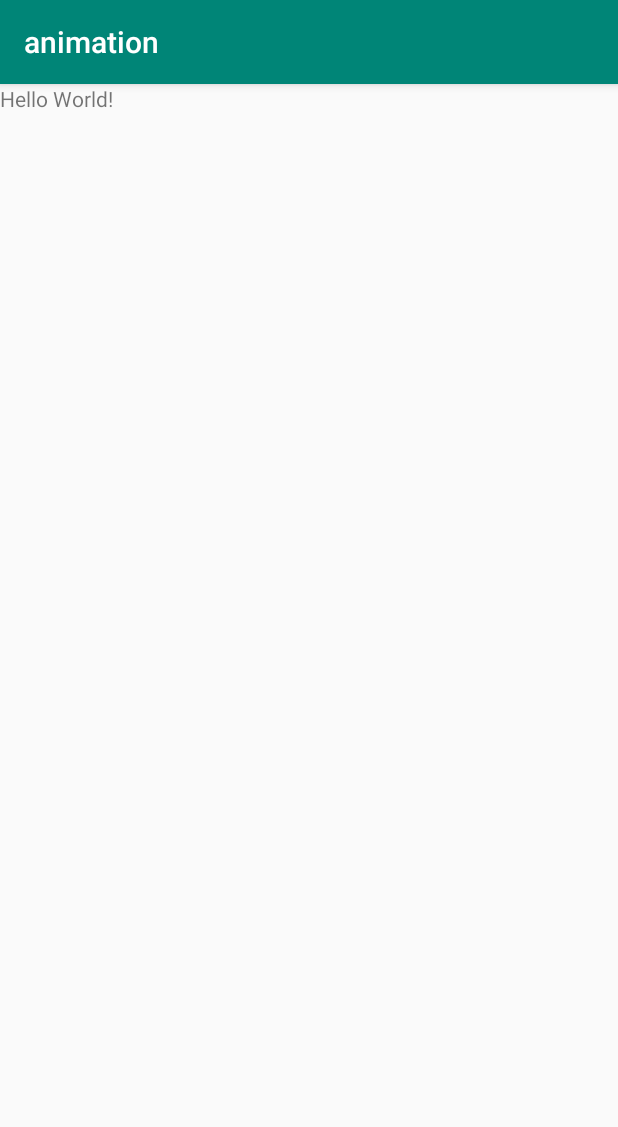
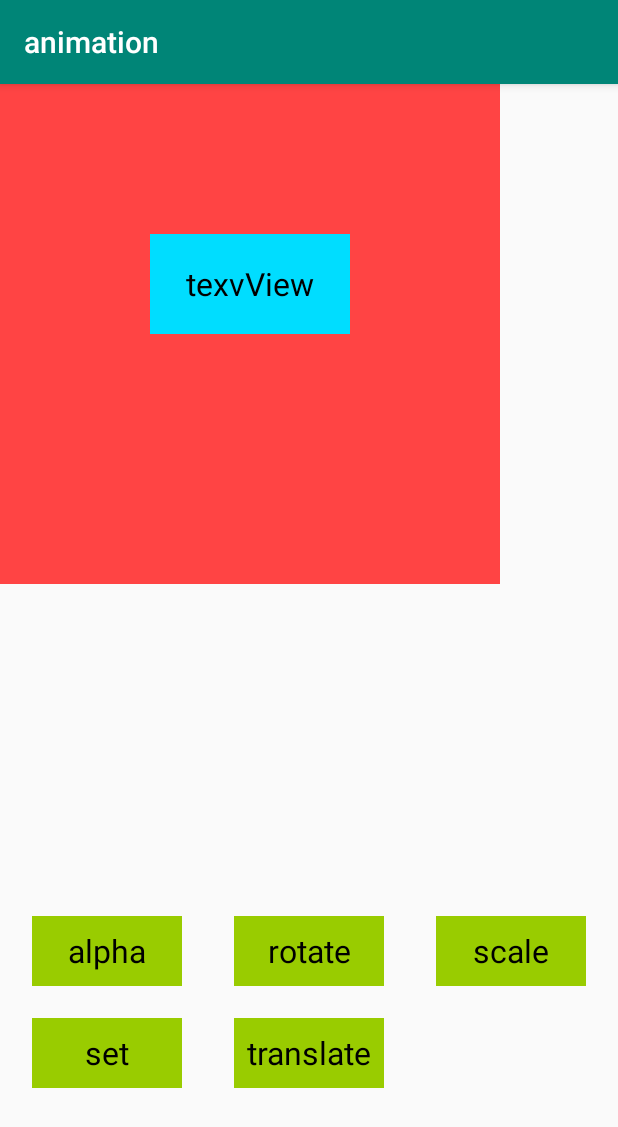
Before and after one commit to wanwan12/animation, an Android app: the screen it shows after launch (MainActivity), on a phone screen of 412 x 824 dp. Shown: the top 1127 px of the screen. Run offline under Robolectric (Android 15) with nearby library versions, the phone set to English and light mode, and no system bars.

Commit message:
feat: 添加几种Tween动画
Signed-off-by: changzhengwan <changzhengwan@ecarx.com.cn>

```diff
--- a/app/src/main/java/com/wanwan/animation/MainActivity.java
+++ b/app/src/main/java/com/wanwan/animation/MainActivity.java
@@ -2,13 +2,80 @@ package com.wanwan.animation;
 
 import androidx.appcompat.app.AppCompatActivity;
 
+import android.content.Context;
 import android.os.Bundle;
+import android.view.View;
+import android.view.animation.Animation;
+import android.view.animation.AnimationUtils;
+import android.widget.TextView;
+import android.widget.Toast;
 
-public class MainActivity extends AppCompatActivity {
+public class MainActivity extends AppCompatActivity implements View.OnClickListener {
+
+    private View vBg;
+    private TextView tvOriginal;
+    private TextView tvAlpha,tvRotate, tvScale, tvSet, tvTranslate;
+
+    private Context mContext;
+    private Animation mAlphaAnimation, mRotateAnimation, mScaleAnimation, mSetAnimation, mTranslateAnimation;
 
     @Override
     protected void onCreate(Bundle savedInstanceState) {
         super.onCreate(savedInstanceState);
         setContentView(R.layout.activity_main);
+        mContext = this;
+        initView();
+        initAnimation();
+    }
+
+    private void initAnimation() {
+        mAlphaAnimation = AnimationUtils.loadAnimation(this, R.anim.alpha);
+        mRotateAnimation = AnimationUtils.loadAnimation(this, R.anim.rotate);
+        mScaleAnimation = AnimationUtils.loadAnimation(this, R.anim.scale);
+        mSetAnimation = AnimationUtils.loadAnimation(this, R.anim.set);
+        mTranslateAnimation = AnimationUtils.loadAnimation(this, R.anim.translate);
+    }
+
+    private void initView() {
+        vBg = findViewById(R.id.v_bg);
+        tvOriginal = findViewById(R.id.tv_original);
+        tvAlpha = findViewById(R.id.tv_alpha);
+        tvRotate = findViewById(R.id.tv_rotate);
+        tvScale = findViewById(R.id.tv_scale);
+        tvSet = findViewById(R.id.tv_set);
+        tvTranslate = findViewById(R.id.tv_translate);
+
+        tvOriginal.setOnClickListener(this);
+        tvAlpha.setOnClickListener(this);
+        tvRotate.setOnClickListener(this);
+        tvScale.setOnClickListener(this);
+        tvSet.setOnClickListener(this);
+        tvTranslate.setOnClickListener(this);
+
+    }
+
+    @Override
+    public void onClick(View v) {
+        switch (v.getId()) {
+            case R.id.tv_original:
+                Toast.makeText(mContext, "click this original", Toast.LENGTH_SHORT).show();
+                break;
+            case R.id.tv_alpha:
+                tvOriginal.startAnimation(mAlphaAnimation);
+                break;
+            case R.id.tv_rotate:
+                tvOriginal.startAnimation(mRotateAnimation);
+                break;
+            case R.id.tv_scale:
+                tvOriginal.startAnimation(mScaleAnimation);
+                break;
+            case R.id.tv_set:
+                tvOriginal.startAnimation(mSetAnimation);
+                break;
+            case R.id.tv_translate:
+                tvOriginal.startAnimation(mTranslateAnimation);
+                break;
+
+        }
     }
 }
--- /dev/null
+++ b/app/src/main/res/anim/alpha.xml
@@ -0,0 +1,7 @@
+<?xml version="1.0" encoding="utf-8"?>
+<alpha xmlns:android="http://schemas.android.com/apk/res/android"
+    android:fromAlpha="1.0"
+    android:toAlpha="0.1"
+    android:duration="3000"
+    android:fillBefore="true">
+</alpha>
--- /dev/null
+++ b/app/src/main/res/anim/rotate.xml
@@ -0,0 +1,8 @@
+<?xml version="1.0" encoding="utf-8"?>
+<rotate xmlns:android="http://schemas.android.com/apk/res/android"
+    android:fromDegrees="0"
+    android:toDegrees="-650"
+    android:pivotX="50%"
+    android:pivotY="50%"
+    android:duration="3000"
+    android:fillAfter="true"/>
--- /dev/null
+++ b/app/src/main/res/anim/scale.xml
@@ -0,0 +1,17 @@
+<?xml version="1.0" encoding="utf-8"?>
+<!--pivotX,pivotY 动画起始点，可以是50，也可以是50%，也可以是50%p-->
+<!--android:fillAfter="true" 保持动画结束的状态 -->
+<!--android:fillAfter="true" 保持动画结束的状态 -->
+<!--android:repeatMode="restart /reverse" 设定回放类型-->
+<!--android:repeatCount="1" 回放次数-->
+<scale xmlns:android="http://schemas.android.com/apk/res/android"
+    android:fromXScale="0.0"
+    android:toXScale="1.4"
+    android:fromYScale="0.0"
+    android:toYScale="1.4"
+    android:pivotX="50"
+    android:pivotY="50"
+    android:fillAfter="true"
+    android:repeatMode="reverse"
+    android:repeatCount="2"
+    android:duration="700" />
--- /dev/null
+++ b/app/src/main/res/anim/set.xml
@@ -0,0 +1,24 @@
+<?xml version="1.0" encoding="utf-8"?>
+<set xmlns:android="http://schemas.android.com/apk/res/android"
+    android:duration="3000"
+    android:fillAfter="true">
+
+    <alpha
+        android:fromAlpha="0.0"
+        android:toAlpha="1.0"/>
+
+    <scale
+        android:fromXScale="0.0"
+        android:toXScale="1.4"
+        android:fromYScale="0.0"
+        android:toYScale="1.4"
+        android:pivotX="50%"
+        android:pivotY="50%"/>
+
+    <rotate
+        android:fromDegrees="0"
+        android:toDegrees="720"
+        android:pivotX="50%"
+        android:pivotY="50%"/>
+
+</set>
--- /dev/null
+++ b/app/src/main/res/anim/translate.xml
@@ -0,0 +1,8 @@
+<?xml version="1.0" encoding="utf-8"?>
+<translate xmlns:android="http://schemas.android.com/apk/res/android"
+    android:fromXDelta="0"
+    android:toXDelta="-80"
+    android:fromYDelta="0"
+    android:toYDelta="-80"
+    android:duration="2000"
+    android:fillBefore="true"/>
--- a/app/src/main/res/layout/activity_main.xml
+++ b/app/src/main/res/layout/activity_main.xml
@@ -1,11 +1,106 @@
 <?xml version="1.0" encoding="utf-8"?>
 <LinearLayout xmlns:android="http://schemas.android.com/apk/res/android"
     android:layout_width="match_parent"
-    android:layout_height="match_parent">
+    android:layout_height="match_parent"
+    android:orientation="vertical">
 
-    <TextView
-        android:layout_width="wrap_content"
-        android:layout_height="wrap_content"
-        android:text="Hello World!" />
+    <RelativeLayout
+        android:layout_width="match_parent"
+        android:layout_height="800px">
+
+        <View
+            android:id="@+id/v_bg"
+            android:layout_width="500px"
+            android:layout_height="500px"
+            android:background="@android:color/holo_red_light" />
+
+        <TextView
+            android:id="@+id/tv_original"
+            android:layout_width="200px"
+            android:layout_height="100px"
+            android:layout_marginLeft="150px"
+            android:layout_marginTop="150px"
+            android:background="@android:color/holo_blue_bright"
+            android:gravity="center"
+            android:text="texvView"
+            android:textColor="@android:color/black"
+            android:textSize="32px" />
+    </RelativeLayout>
+
+
+    <RelativeLayout
+        android:layout_width="match_parent"
+        android:layout_height="match_parent">
+
+        <TextView
+            android:id="@+id/tv_alpha"
+            android:layout_width="150px"
+            android:layout_height="70px"
+            android:layout_alignParentLeft="true"
+            android:layout_alignParentTop="true"
+            android:layout_marginLeft="32px"
+            android:layout_marginTop="32px"
+            android:background="@android:color/holo_green_light"
+            android:gravity="center"
+            android:text="alpha"
+            android:textColor="@android:color/black"
+            android:textSize="32px" />
+
+        <TextView
+            android:id="@+id/tv_rotate"
+            android:layout_width="150px"
+            android:layout_height="70px"
+            android:layout_alignParentTop="true"
+            android:layout_centerHorizontal="true"
+            android:layout_marginTop="32px"
+            android:background="@android:color/holo_green_light"
+            android:gravity="center"
+            android:text="rotate"
+            android:textColor="@android:color/black"
+            android:textSize="32px" />
+
+        <TextView
+            android:id="@+id/tv_scale"
+            android:layout_width="150px"
+            android:layout_height="70px"
+            android:layout_alignParentTop="true"
+            android:layout_alignParentRight="true"
+            android:layout_marginTop="32px"
+            android:layout_marginRight="32px"
+            android:background="@android:color/holo_green_light"
+            android:gravity="center"
+            android:text="scale"
+            android:textColor="@android:color/black"
+            android:textSize="32px" />
+
+        <TextView
+            android:id="@+id/tv_set"
+            android:layout_width="150px"
+            android:layout_height="70px"
+            android:layout_alignParentLeft="true"
+            android:layout_below="@id/tv_alpha"
+            android:layout_marginLeft="32px"
+            android:layout_marginTop="32px"
+            android:background="@android:color/holo_green_light"
+            android:gravity="center"
+            android:text="set"
+            android:textColor="@android:color/black"
+            android:textSize="32px" />
+
+        <TextView
+            android:id="@+id/tv_translate"
+            android:layout_width="150px"
+            android:layout_height="70px"
+            android:layout_below="@id/tv_rotate"
+            android:layout_centerHorizontal="true"
+            android:layout_marginTop="32px"
+            android:background="@android:color/holo_green_light"
+            android:gravity="center"
+            android:text="translate"
+            android:textColor="@android:color/black"
+            android:textSize="32px" />
+
+
+    </RelativeLayout>
 
 </LinearLayout>
```
